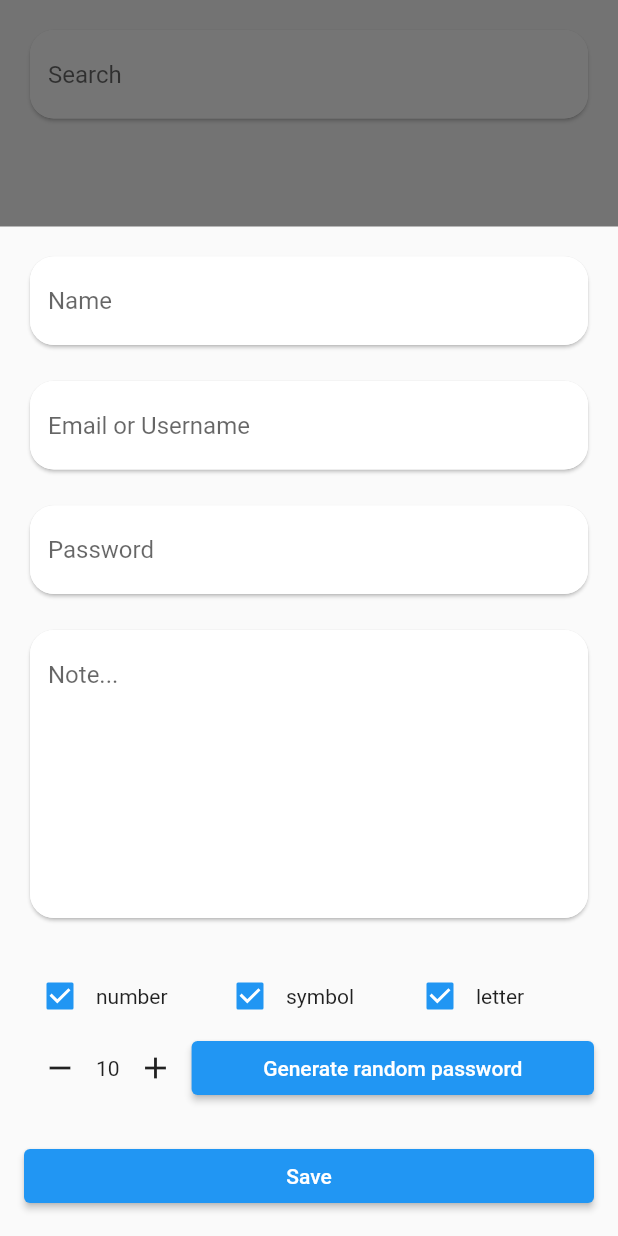
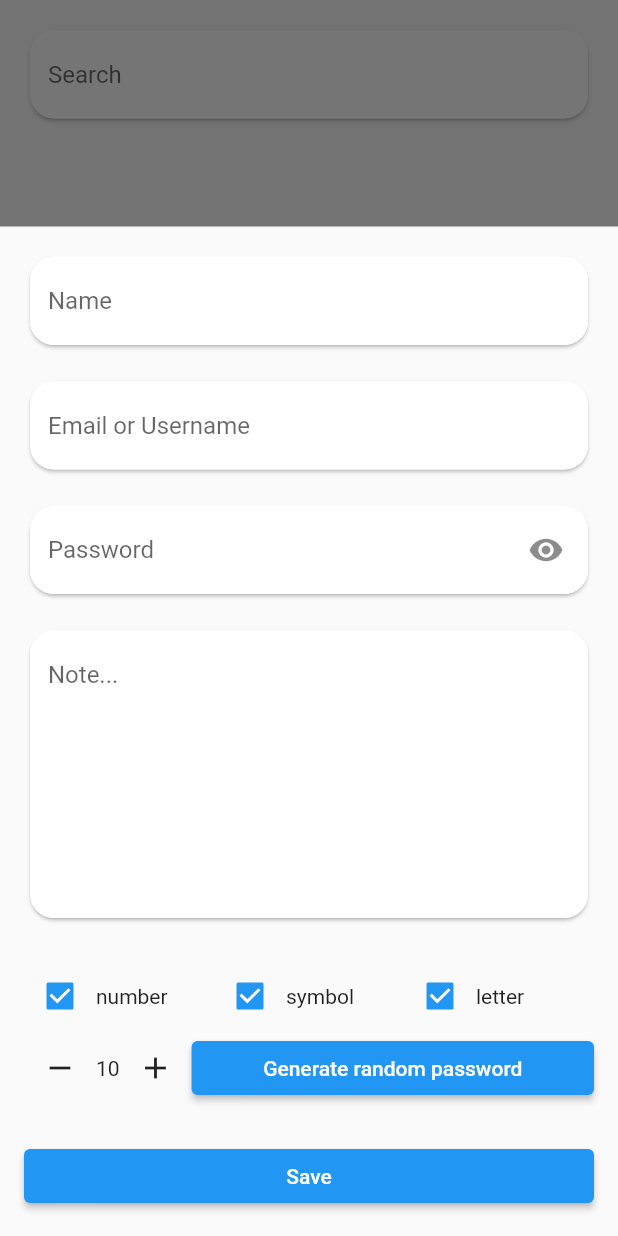
Before and after one commit to Harits19/my_password_app, a Flutter app: the HomePage screen opened directly, after a tap on the "keyboard arrow up" icon, after a tap on the "add" icon, on a phone screen of 412 x 824 dp. Run offline on Flutter 3.47's test engine with Material 2 defaults, Android fonts, the phone set to English and light mode, and no system bars; our stand-ins replace file_picker, flutter_riverpod, google_sign_in, local_auth, share_plus, shared_preferences; missing offline and left inert: encrypt, googleapis; accounts and stored records are empty.

Commit message:
add obscure, refactor

```diff
--- a/lib/core/extensions/async_value_extension.dart
+++ /dev/null
@@ -1,5 +0,0 @@
-import 'package:flutter_riverpod/flutter_riverpod.dart';
-
-extension AsyncValueExtension on AsyncValue {
-
-}
--- a/lib/ui/pages/guard/guard_screen.dart
+++ b/lib/ui/pages/guard/guard_screen.dart
@@ -4,7 +4,6 @@ import 'package:my_password_app/app.dart';
 import 'package:my_password_app/core/extensions/context_extension.dart';
 import 'package:my_password_app/ui/pages/home/home_page.dart';
 import 'package:my_password_app/ui/pages/sign_in/sign_in_notifier.dart';
-import 'package:my_password_app/ui/pages/sign_in/sign_in_page.dart';
 import 'package:my_password_app/ui/pages/splash/splash_page.dart';
 import 'package:my_password_app/ui/widgets/loading_widget.dart';
 import 'package:my_password_app/ui/widgets/snackbar_widget.dart';
--- a/lib/ui/pages/home/manage_password/manage_password_page.dart
+++ b/lib/ui/pages/home/manage_password/manage_password_page.dart
@@ -1,13 +1,13 @@
 import 'package:clipboard/clipboard.dart';
 import 'package:flutter/material.dart';
 import 'package:flutter_riverpod/flutter_riverpod.dart';
-import 'package:my_password_app/core/extensions/context_extension.dart';
 import 'package:my_password_app/core/services/generate_password_service.dart';
 import 'package:my_password_app/core/models/password_model.dart';
 import 'package:my_password_app/ui/konstans/k_size.dart';
 import 'package:my_password_app/ui/pages/home/home_notifier.dart';
 import 'package:my_password_app/ui/pages/home/manage_password/manage_password_notifier.dart';
 import 'package:my_password_app/ui/widgets/alert_dialog_widget.dart';
+import 'package:my_password_app/ui/widgets/icon_button_widget.dart';
 import 'package:my_password_app/ui/widgets/loading_widget.dart';
 import 'package:my_password_app/ui/widgets/snackbar_widget.dart';
 import 'package:my_password_app/ui/widgets/space_widget.dart';
@@ -84,9 +84,8 @@ class _ManagePasswordPageState extends ConsumerState<ManagePasswordPage> {
 
     Widget copy(String val) {
       if (!widget.isReadOnly) return SizedBox();
-      return InkWell(
+      return IconButtonWidget(
         child: Icon(Icons.copy),
-        borderRadius: BorderRadius.circular(context.mSize.width),
         onTap: () {
           if (val.isNotEmpty) {
             FlutterClipboard.copy(val);
@@ -127,6 +126,7 @@ class _ManagePasswordPageState extends ConsumerState<ManagePasswordPage> {
             readOnly: isReadOnly,
             mandatory: true,
             controller: mpWatch.password,
+            isPassword: true,
             decoration: InputDecoration(
               hintText: "Password",
               suffixIcon: copy(mpWatch.password.text),
--- a/lib/ui/pages/sign_in/sign_in_state.dart
+++ b/lib/ui/pages/sign_in/sign_in_state.dart
@@ -1,5 +1,3 @@
-import 'dart:async';
-
 import 'package:flutter_riverpod/flutter_riverpod.dart';
 import 'package:google_sign_in/google_sign_in.dart';
 
--- /dev/null
+++ b/lib/ui/widgets/icon_button_widget.dart
@@ -0,0 +1,20 @@
+import 'package:flutter/material.dart';
+import 'package:my_password_app/core/extensions/context_extension.dart';
+
+class IconButtonWidget extends InkWell {
+  IconButtonWidget({super.onTap, super.child});
+  @override
+  Widget build(BuildContext context) {
+    return Material(
+      color: Colors.transparent,
+      child: InkWell(
+        borderRadius: BorderRadius.circular(context.mSize.width),
+        child: Padding(
+          padding: const EdgeInsets.all(8.0),
+          child: super.child,
+        ),
+        onTap: super.onTap,
+      ),
+    );
+  }
+}
--- a/lib/ui/widgets/text_field_widget.dart
+++ b/lib/ui/widgets/text_field_widget.dart
@@ -1,5 +1,6 @@
 import 'package:flutter/material.dart';
 import 'package:my_password_app/core/extensions/string_extension.dart';
+import 'package:my_password_app/ui/widgets/icon_button_widget.dart';
 
 class TextFieldWidget extends StatefulWidget {
   const TextFieldWidget({
@@ -11,6 +12,7 @@ class TextFieldWidget extends StatefulWidget {
     this.maxLines = 1,
     this.validator,
     this.onChanged,
+    this.isPassword = false,
   });
 
   final InputDecoration decoration;
@@ -20,12 +22,15 @@ class TextFieldWidget extends StatefulWidget {
   final int? maxLines;
   final FormFieldValidator<String?>? validator;
   final ValueChanged<String>? onChanged;
+  final bool isPassword;
 
   @override
   State<TextFieldWidget> createState() => _TextFieldWidgetState();
 }
 
 class _TextFieldWidgetState extends State<TextFieldWidget> {
+  bool obscure = true;
+
   @override
   Widget build(BuildContext context) {
     return FormField<String>(
@@ -51,19 +56,32 @@ class _TextFieldWidgetState extends State<TextFieldWidget> {
           children: [
             Card(
               child: TextFormField(
+                obscureText: widget.isPassword ? obscure : false,
                 onChanged: (val) {
                   field.didChange(val);
                   widget.onChanged?.call(val);
                 },
                 decoration: decoration.copyWith(
-                  suffixIcon: Material(
-                    color: Colors.transparent,
-                    child: decoration.suffixIcon,
+                  suffixIcon: Row(
+                    mainAxisSize: MainAxisSize.min,
+                    children: [
+                      if (widget.isPassword)
+                        IconButtonWidget(
+                          child: Icon(obscure
+                              ? Icons.remove_red_eye
+                              : Icons.remove_red_eye_outlined),
+                          onTap: () {
+                            obscure = !obscure;
+                            setState(() {});
+                          },
+                        ),
+                      decoration.suffixIcon ?? SizedBox(),
+                    ],
                   ),
                 ),
                 readOnly: widget.readOnly,
                 controller: widget.controller,
-                maxLines: widget.maxLines,
+                maxLines: widget.isPassword ? 1 : widget.maxLines,
               ),
             ),
             if (!errorText.isNullEmpty)
```
Also changed, not shown: lib/core/extensions/context_extension.dart (+1 -19 lines), lib/core/extensions/shared_pref_extension.dart (+0 -8 lines), lib/core/extensions/theme_mode_extension.dart (deleted, +0 -7 lines).
